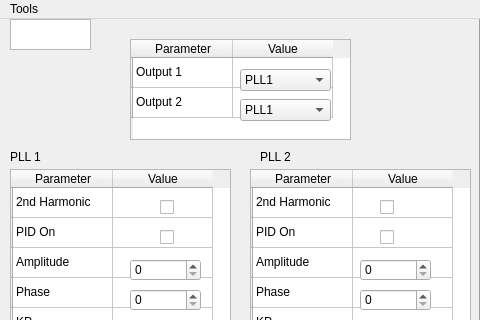
Qt form mainwindow.ui (vhock/Phase-locked-Loop) before a commit; both pictures show x 0 to 480 and y 0 to 320 of the 841 by 552 pixel window.
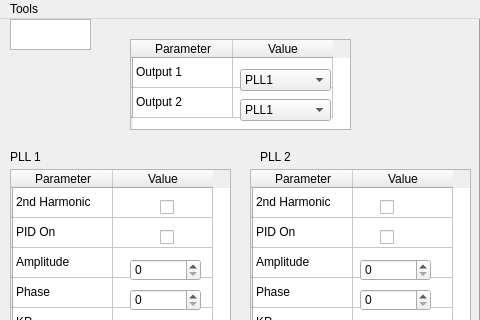
The same form after that commit. Icons and pictures are not drawn.

Patch:
```diff
--- a/mainwindow.ui
+++ b/mainwindow.ui
@@ -435,7 +435,7 @@
       <x>130</x>
       <y>20</y>
       <width>221</width>
-      <height>101</height>
+      <height>91</height>
      </rect>
     </property>
     <property name="sizePolicy">
```
